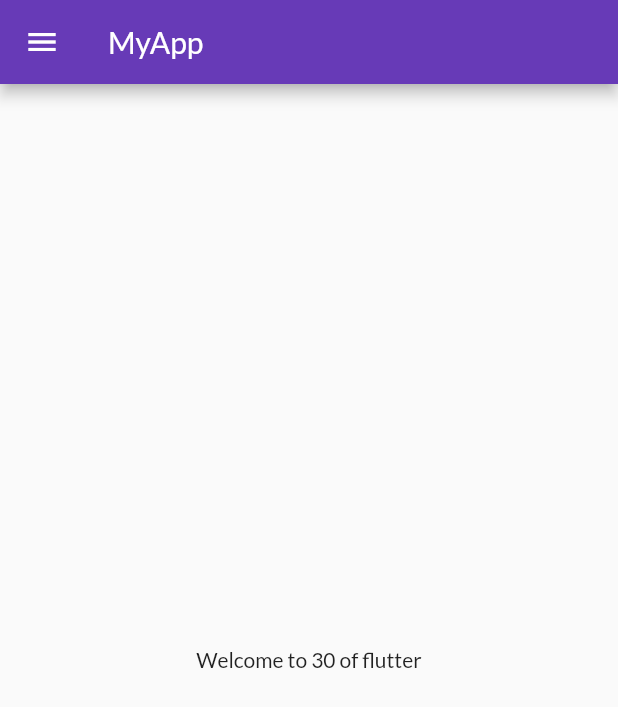
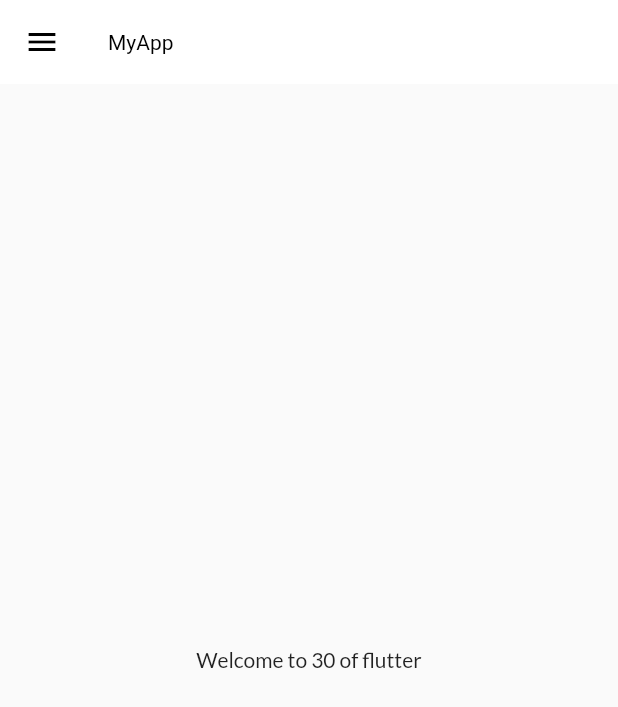
Before and after one commit to rusatnilesh/FlutterIn30Days, a Flutter app: the screen it shows after launch, on a phone screen of 412 x 824 dp. Shown: the top 707 px of the screen. Run offline on Flutter 3.47's test engine with Material 2 defaults, Android fonts, the phone set to English and light mode, and no system bars; our stand-ins replace google_fonts.

Commit message:
global theme add

```diff
--- a/lib/main.dart
+++ b/lib/main.dart
@@ -1,6 +1,7 @@
 import 'package:flutter/material.dart';
 import 'package:google_fonts/google_fonts.dart';
 import 'package:orecs/pages/login_page.dart';
+import 'package:orecs/widgets/themes.dart';
 import 'pages/home_page.dart';
 import 'package:google_fonts/google_fonts.dart';
 
@@ -17,12 +18,8 @@ class MyApp extends StatelessWidget {
   Widget build(BuildContext context) {
     return MaterialApp(
       themeMode: ThemeMode.light,
-      theme: ThemeData(
-          primarySwatch: Colors.deepPurple,
-          fontFamily: GoogleFonts.lato().fontFamily),
-      darkTheme: ThemeData(
-        brightness: Brightness.dark,
-      ),
+      theme: MyTheme.lighttheme(context),
+      darkTheme: MyTheme.darkthem(context),
       initialRoute: MyRoutes.homeroute,
       routes: {
         "/": (context) => const LoginPage(),
--- /dev/null
+++ b/lib/widgets/themes.dart
@@ -0,0 +1,16 @@
+import 'package:flutter/material.dart';
+import 'package:google_fonts/google_fonts.dart';
+
+class MyTheme {
+  static ThemeData lighttheme(BuildContext context) => ThemeData(
+      primarySwatch: Colors.deepPurple,
+      fontFamily: GoogleFonts.lato().fontFamily,
+      appBarTheme: const AppBarTheme(
+          color: Colors.white,
+          elevation: 0.0,
+          iconTheme: IconThemeData(color: Colors.black),
+          titleTextStyle: TextStyle(color: Colors.black)));
+
+  static ThemeData darkthem(BuildContext context) =>
+      ThemeData(brightness: Brightness.dark);
+}
```
